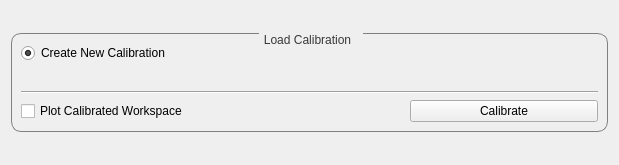
mantidproject/mantid, file scripts/Engineering/gui/engineering_diffraction/tabs/calibration/calibration_tab.ui: the form before one commit.
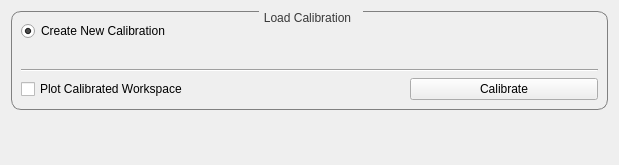
The form after the commit. Custom widgets are drawn as their Qt base class.

Commit message: RE #26846 Added framework for documentation

Diff of the .ui file:
```diff
--- a/scripts/Engineering/gui/engineering_diffraction/tabs/calibration/calibration_tab.ui
+++ b/scripts/Engineering/gui/engineering_diffraction/tabs/calibration/calibration_tab.ui
@@ -38,7 +38,7 @@
   </property>
   <layout class="QVBoxLayout" name="verticalLayout_2">
    <item>
-    <layout class="QVBoxLayout" name="verticalLayout" stretch="1">
+    <layout class="QVBoxLayout" name="verticalLayout" stretch="1,0">
      <property name="sizeConstraint">
       <enum>QLayout::SetDefaultConstraint</enum>
      </property>
@@ -158,6 +158,19 @@
        </layout>
       </widget>
      </item>
+     <item>
+      <spacer name="verticalSpacer_2">
+       <property name="orientation">
+        <enum>Qt::Vertical</enum>
+       </property>
+       <property name="sizeHint" stdset="0">
+        <size>
+         <width>20</width>
+         <height>40</height>
+        </size>
+       </property>
+      </spacer>
+     </item>
     </layout>
    </item>
   </layout>
```
The commit also changes 2 other files.
